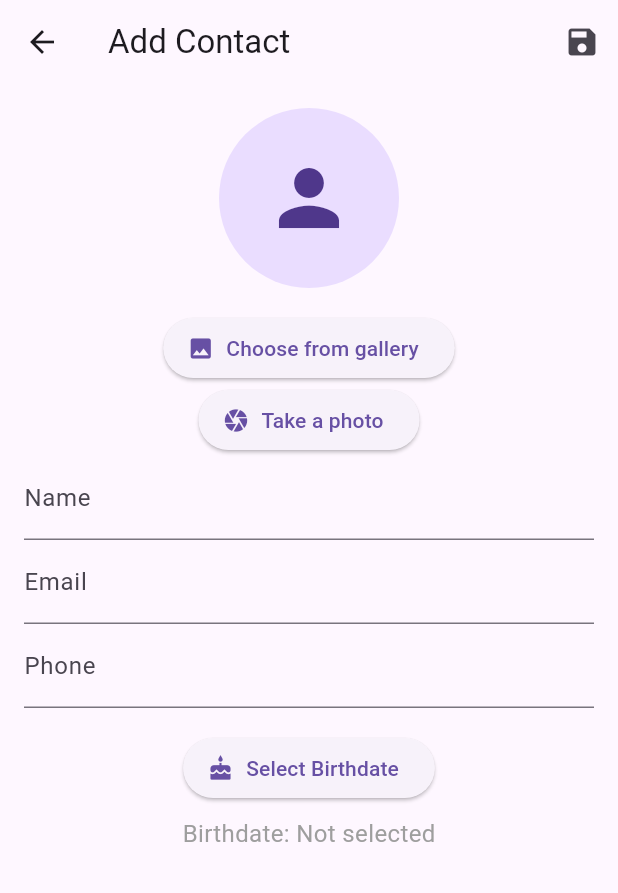
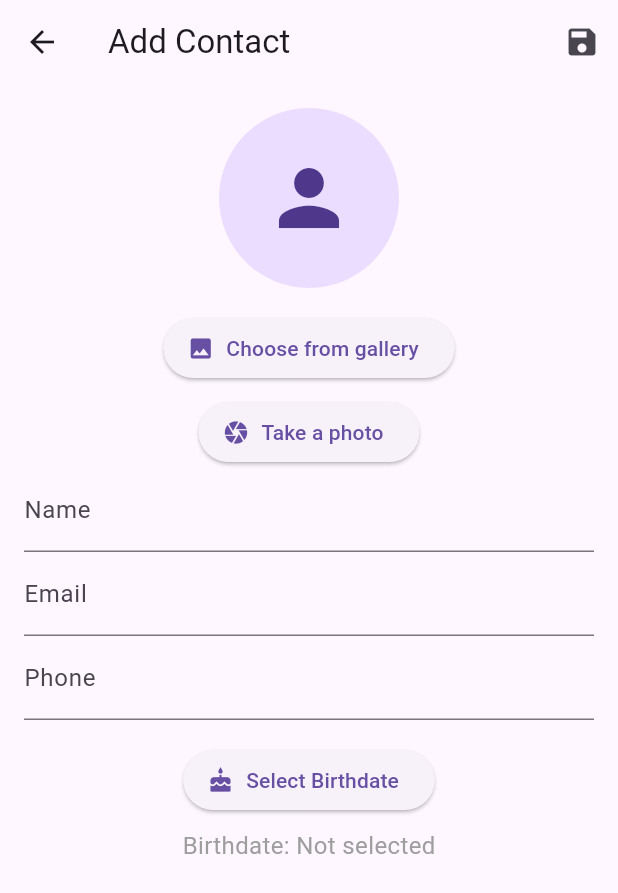
Before and after one commit to BernardoArede/ContactsApp-Flutter, a Flutter app: the addContactScreen screen opened directly, on a phone screen of 412 x 824 dp. Shown: the top 893 px of the screen. Run offline on Flutter 3.47's test engine with Material 3 defaults, Android fonts, the phone set to English and light mode, and no system bars; our stand-ins replace image_picker.

```diff
--- a/lib/screens/addContactScreen.dart
+++ b/lib/screens/addContactScreen.dart
@@ -96,6 +96,7 @@ class _addContactScreen extends State<addContactScreen>{
               icon: const Icon(Icons.photo),
               label: const Text("Choose from gallery"),
             ),
+            const SizedBox(height: 8,),
             ElevatedButton.icon(
                 onPressed: () {
                   _pickImage(ImageSource.camera);
```
